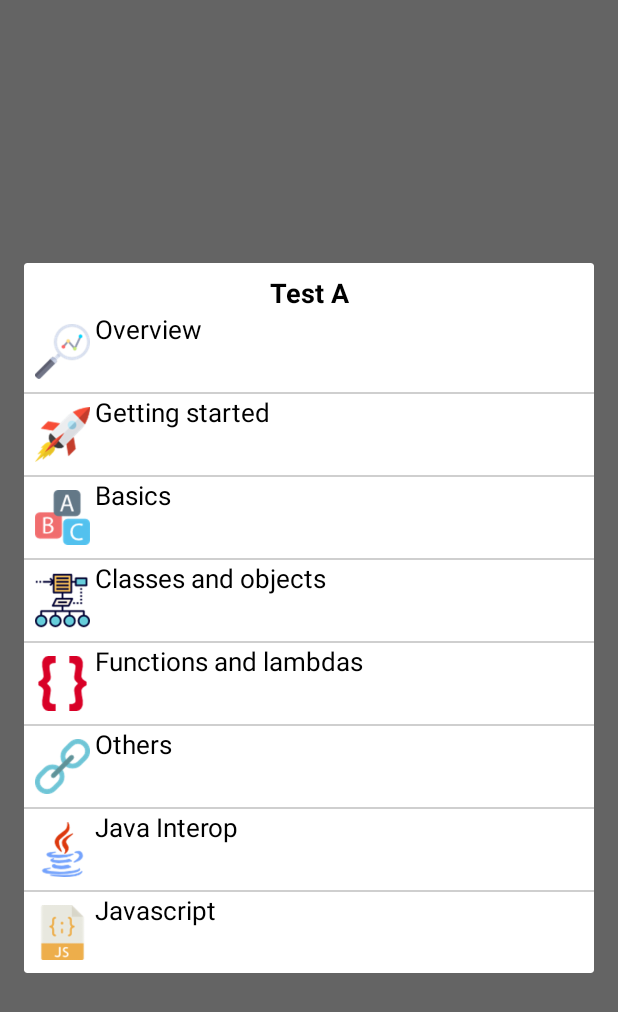
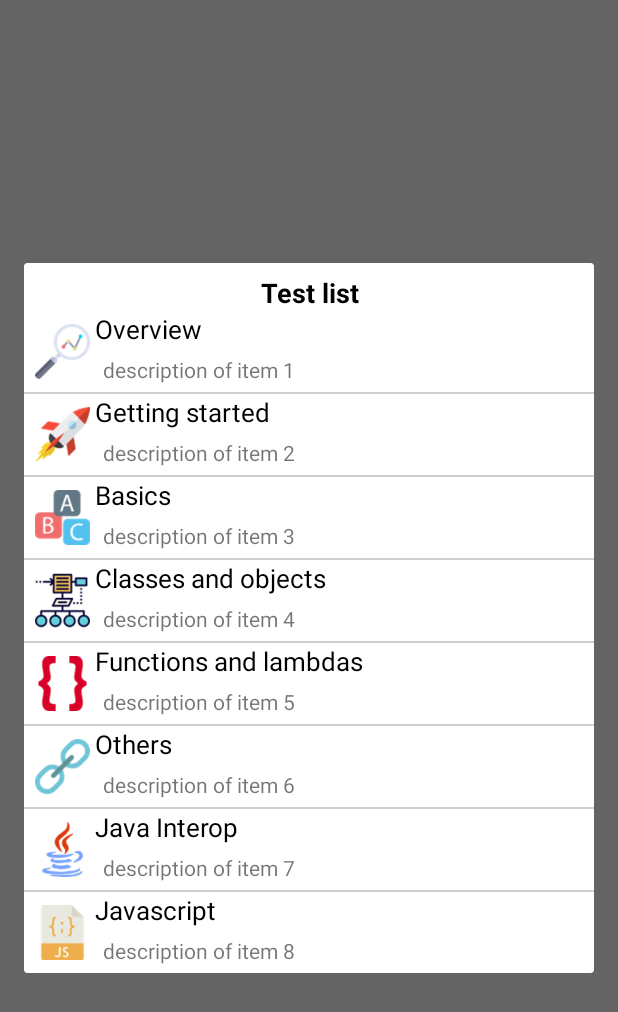
Before and after one commit to AmalH/expandit, an Android app: the screen it shows after launch (MainActivity), after a tap on "DEFAULT EXPANDIT LISTVIEW", on a phone screen of 412 x 824 dp. Shown: the top 1012 px of the screen. Run offline under Robolectric (Android 15) with nearby library versions, the phone set to English and light mode, and no system bars; libraries missing offline, so code that uses them is left out: com.lucasurbas.listitemview; plain views replace ListItemView; 1 statement that could not run was skipped.

Commit message:
library_logic first

```diff
--- a/demo/src/main/java/amalhichri/androidprojects/com/expandit/MainActivity.java
+++ b/demo/src/main/java/amalhichri/androidprojects/com/expandit/MainActivity.java
@@ -4,7 +4,6 @@ import android.annotation.SuppressLint;
 import android.app.Activity;
 import android.os.Bundle;
 import android.support.v7.view.menu.MenuBuilder;
-import android.util.Log;
 import android.view.View;
 
 import java.util.ArrayList;
@@ -16,7 +15,7 @@ import amalhichri.androidprojects.com.techpragmatictheorieslibsexpanditlibrary.E
 public class MainActivity extends Activity {
 
 
-    private ArrayList<String> listItemsTitles;
+    private ArrayList<String> listItemsTitles,defaultListItemsDetails;
     private HashMap<Integer,ArrayList> listData;
     private ArrayList<Integer> listItemsIcons;
     private MenuBuilder myMenu;
@@ -29,6 +28,9 @@ public class MainActivity extends Activity {
 
         listItemsTitles =  new ArrayList<>(Arrays.asList("Overview","Getting started","Basics","Classes and objects","Functions and lambdas"
         ,"Others","Java Interop","Javascript"));
+
+        defaultListItemsDetails =  new ArrayList<>(Arrays.asList("description of item 1","description of item 2","description of item 3","description of item 4","description of item 5"
+                ,"description of item 6","description of item 7","description of item 8"));
 
         listItemsIcons =  new ArrayList<>(Arrays.asList(R.drawable.ic_overview,R.drawable.ic_start,R.drawable.ic_basics,R.drawable.ic_classesobjects
         ,R.drawable.ic_functions,R.drawable.ic_others,R.drawable.ic_java,R.drawable.ic_javascript));
@@ -50,35 +52,47 @@ public class MainActivity extends Activity {
         myMenu = new MenuBuilder(getApplicationContext());
         myMenu.add(R.menu.my_menu);
 
+        /**-------------------------------------- default list  ------------------------------------**/
         (findViewById(R.id.defaultUiBtn)).setOnClickListener(new View.OnClickListener() {
+            @Override
+            public void onClick(View v) {
+                (new ExpanditList(MainActivity.this,"Test list",listItemsTitles,listData,listItemsIcons,myMenu,defaultListItemsDetails)).show();
+            }
+        });
+
+        /**-------------------------------------- custom list 1 ------------------------------------**/
+        (findViewById(R.id.customUiBtn0)).setOnClickListener(new View.OnClickListener() {
             @Override
             public void onClick(View v) {
                 ExpanditList myList = new ExpanditList(MainActivity.this);
                 myList.setTitle("Test A");
                 myList.setListItemsTitles(listItemsTitles);
                 myList.setListItemsIcons(listItemsIcons);
-                myList.setListData(listData);
-                myList.setListItemMenu(myMenu);
+                //myList.setListData(listData);
+                //myList.setListItemMenu(myMenu);
                 myList.show();
-                Log.d("AAA ","A "+myList.getListData().get(1).toString());
+               /* Log.d("AAA ","A "+myList.getListData().get(1).toString());
                 Log.d("Titles ",myList.getListItemsTitles().toString());
                 Log.d("Icons ",myList.getListItemsIcons().toString());
-                Log.d("Title ",myList.getTitle());
+                Log.d("Title ",myList.getTitle());*/
             }
         });
 
+        /**-------------------------------------- custom details 1------------------------------------**/
         (findViewById(R.id.customUiBtn1)).setOnClickListener(new View.OnClickListener() {
             @Override
             public void onClick(View v) {
-             //   (new ExpanditList(MainActivity.this,"Test list",listItemsTitles,listData,listItemsIcons,myMenu,R.layout.custom_item_details_view)).show();
+                (new ExpanditList(MainActivity.this,"Test list",listItemsTitles,listData,listItemsIcons,myMenu,R.layout.custom_item_details_view)).show();
             }
         });
 
+        /**-------------------------------------- custom details 2 ------------------------------------**/
         (findViewById(R.id.customUiBtn2)).setOnClickListener(new View.OnClickListener() {
             @Override
             public void onClick(View v) {
-               // (new ExpanditList(MainActivity.this,"Test list",listItemsTitles,listData,listItemsIcons,myMenu,R.layout.custom_item_details_view2)).show();
+                (new ExpanditList(MainActivity.this,"Test list",listItemsTitles,listData,listItemsIcons,myMenu,R.layout.custom_item_details_view2)).show();
             }
         });
     }
+
 }
--- a/demo/src/main/res/layout/activity_main.xml
+++ b/demo/src/main/res/layout/activity_main.xml
@@ -16,6 +16,11 @@
     <Button
         android:layout_width="wrap_content"
         android:layout_height="wrap_content"
+        android:id="@+id/customUiBtn0"
+        android:text="Expandit listview 0" />
+    <Button
+        android:layout_width="wrap_content"
+        android:layout_height="wrap_content"
         android:id="@+id/customUiBtn1"
         android:text="Expandit listview 1" />
     <Button
--- a/tech.pragmatictheories.libs.expanditlibrary/src/main/java/amalhichri/androidprojects/com/techpragmatictheorieslibsexpanditlibrary/ExpanditList.java
+++ b/tech.pragmatictheories.libs.expanditlibrary/src/main/java/amalhichri/androidprojects/com/techpragmatictheorieslibsexpanditlibrary/ExpanditList.java
@@ -2,6 +2,7 @@ package amalhichri.androidprojects.com.techpragmatictheorieslibsexpanditlibrary;
 
 import android.app.Dialog;
 import android.content.Context;
+import android.support.annotation.NonNull;
 import android.support.v7.view.menu.MenuBuilder;
 import android.widget.ExpandableListView;
 import android.widget.TextView;
@@ -14,66 +15,70 @@ public class ExpanditList extends Dialog {
     private ArrayList<String> listItemsTitles=new ArrayList<>();
     private HashMap<Integer, ArrayList> listData= new HashMap<>();
     private ArrayList<Integer> listItemsIcons = new ArrayList<>();
+    private ArrayList<String> defaultListItemsDetails = new ArrayList<>();
     private MenuBuilder listItemMenu;
     private String title;
-
+    private int customDetailsView;
 
     public ExpanditList(Context context){
         super(context);
         this.setContentView(R.layout.expanditlistview);
-        //((ExpandableListView)this.findViewById(R.id.expandableLvw)).setAdapter(new ExpanditListAdapter(context,listItemsTitles,listData,listItemsIcons,listItemMenu));
         ((ExpandableListView)this.findViewById(R.id.expandableLvw)).setAdapter(new ExpanditListAdapter(context));
     }
 
-    /*public ExpanditList(@NonNull Context context,String title,ArrayList<String> listItemsTitles,HashMap<Integer, ArrayList> listData,ArrayList<Integer> listItemsIcons,MenuBuilder listItemMenu) {
-        super(context);
-        this.listItemsIcons = listItemsIcons;
-        this.listData = listData;
-        this.listItemsIcons = listItemsIcons;
-        this.listItemMenu= listItemMenu;
-        this.setContentView(R.layout.expanditlistview);
-        ((TextView)findViewById(R.id.listTitle)).setText(title);
-        ((ExpandableListView)this.findViewById(R.id.expandableLvw)).setAdapter(new ExpanditListAdapter(context,listItemsTitles,listData,listItemsIcons,listItemMenu));
-    }
-
-    public ExpanditList(@NonNull Context context,String title,ArrayList<String> listItemsTitles,HashMap<Integer, ArrayList> listData,ArrayList<Integer> listItemsIcons,MenuBuilder listItemMenu,int view) {
+    public ExpanditList(@NonNull Context context,String title,ArrayList<String> listItemsTitles,HashMap<Integer, ArrayList> listData,ArrayList<Integer> listItemsIcons,MenuBuilder listItemMenu,int customDetailsView) {
 
         super(context);
         this.listItemsIcons = listItemsIcons;
         this.listData = listData;
         this.listItemsIcons = listItemsIcons;
         this.listItemMenu= listItemMenu;
+        this.customDetailsView= customDetailsView;
         this.setContentView(R.layout.expanditlistview);
         ((TextView)findViewById(R.id.listTitle)).setText(title);
-        ((ExpandableListView)this.findViewById(R.id.expandableLvw)).setAdapter(new ExpanditListAdapter(context,listItemsTitles,listData,listItemsIcons,listItemMenu,view));
-    }*/
+        ((ExpandableListView)this.findViewById(R.id.expandableLvw)).setAdapter(new ExpanditListAdapter(context,listItemsTitles,listData,listItemsIcons,listItemMenu,customDetailsView));
+    }
+
+    public ExpanditList(@NonNull Context context,String title,ArrayList<String> listItemsTitles,HashMap<Integer, ArrayList> listData,ArrayList<Integer> listItemsIcons,MenuBuilder listItemMenu,ArrayList<String> defaultListItemsDetails) {
+
+        super(context);
+        this.listItemsIcons = listItemsIcons;
+        this.listData = listData;
+        this.listItemsIcons = listItemsIcons;
+        this.listItemMenu= listItemMenu;
+        this.defaultListItemsDetails= defaultListItemsDetails;
+        this.setContentView(R.layout.expanditlistview);
+        ((TextView)findViewById(R.id.listTitle)).setText(title);
+        ((ExpandableListView)this.findViewById(R.id.expandableLvw)).setAdapter(new ExpanditListAdapter(context,listItemsTitles,listData,listItemsIcons,listItemMenu,defaultListItemsDetails));
+    }
+
 
     public void setListItemMenu(MenuBuilder listItemMenu) {
         this.listItemMenu = listItemMenu;
-        ((ExpandableListView)this.findViewById(R.id.expandableLvw)).setAdapter(new ExpanditListAdapter(getContext(),listItemsTitles,listData,listItemsIcons,listItemMenu));
+        ((ExpandableListView)this.findViewById(R.id.expandableLvw)).setAdapter(new ExpanditListAdapter(getContext(),listItemsTitles,listData,listItemsIcons,listItemMenu,0));
     }
 
     public void setListItemsTitles(ArrayList<String> listItemsTitles) {
         this.listItemsTitles = listItemsTitles;
-        ((ExpandableListView)this.findViewById(R.id.expandableLvw)).setAdapter(new ExpanditListAdapter(getContext(),listItemsTitles,listData,listItemsIcons,listItemMenu));
+        ((ExpandableListView)this.findViewById(R.id.expandableLvw)).setAdapter(new ExpanditListAdapter(getContext(),listItemsTitles,listData,listItemsIcons,listItemMenu,0));
         // ( (BaseExpandableListAdapter)((ExpandableListView)this.findViewById(R.id.expandableLvw)).getExpandableListAdapter()).notifyDataSetChanged();
     }
 
     public void setListData(HashMap<Integer, ArrayList> listData) {
         this.listData = listData;
-        ((ExpandableListView)this.findViewById(R.id.expandableLvw)).setAdapter(new ExpanditListAdapter(getContext(),listItemsTitles,listData,listItemsIcons,listItemMenu));
+        ((ExpandableListView)this.findViewById(R.id.expandableLvw)).setAdapter(new ExpanditListAdapter(getContext(),listItemsTitles,listData,listItemsIcons,listItemMenu,0));
 
     }
 
     public void setListItemsIcons(ArrayList<Integer> listItemsIcons) {
         this.listItemsIcons = listItemsIcons;
-        ((ExpandableListView)this.findViewById(R.id.expandableLvw)).setAdapter(new ExpanditListAdapter(getContext(),listItemsTitles,listData,listItemsIcons,listItemMenu));
+        ((ExpandableListView)this.findViewById(R.id.expandableLvw)).setAdapter(new ExpanditListAdapter(getContext(),listItemsTitles,listData,listItemsIcons,listItemMenu,0));
     }
 
     public void setTitle(String title) {
         this.title = title;
         ((TextView)findViewById(R.id.listTitle)).setText(title);
-        ((ExpandableListView)this.findViewById(R.id.expandableLvw)).setAdapter(new ExpanditListAdapter(getContext(),listItemsTitles,listData,listItemsIcons,listItemMenu));
+        ((ExpandableListView)this.findViewById(R.id.expandableLvw)).setAdapter(new ExpanditListAdapter(getContext(),listItemsTitles,listData,listItemsIcons,listItemMenu,0));
         //  ( (BaseExpandableListAdapter)((ExpandableListView)this.findViewById(R.id.expandableLvw)).getExpandableListAdapter()).notifyDataSetChanged();
 }
 
--- a/tech.pragmatictheories.libs.expanditlibrary/src/main/java/amalhichri/androidprojects/com/techpragmatictheorieslibsexpanditlibrary/ExpanditListAdapter.java
+++ b/tech.pragmatictheories.libs.expanditlibrary/src/main/java/amalhichri/androidprojects/com/techpragmatictheorieslibsexpanditlibrary/ExpanditListAdapter.java
@@ -25,6 +25,7 @@ public class ExpanditListAdapter extends BaseExpandableListAdapter {
     private List listItemsTitles;
     private HashMap<Integer, ArrayList> listData;
     private ArrayList<Integer> listItemsIcons;
+    private ArrayList<String> defaultListItemsDetails;
     private MenuBuilder listItemMenu;
     private int customItemDetailsView=0;
     private int  itemIcon;
@@ -33,13 +34,6 @@ public class ExpanditListAdapter extends BaseExpandableListAdapter {
         this.context = context;
     }
 
-    public ExpanditListAdapter(Context context,List listItemsTitles, HashMap<Integer, ArrayList> listData, ArrayList<Integer> listItemsIcons,MenuBuilder listItemMenu) {
-        this.context = context;
-        this.listItemsTitles = listItemsTitles;
-        this.listData= listData;
-        this.listItemsIcons= listItemsIcons;
-        this.listItemMenu= listItemMenu;
-    }
 
     public ExpanditListAdapter(Context context,List listItemsTitles, HashMap<Integer, ArrayList> listData, ArrayList<Integer> listItemsIcons,MenuBuilder listItemMenu,int customItemDetailsView) {
         this.context = context;
@@ -48,6 +42,15 @@ public class ExpanditListAdapter extends BaseExpandableListAdapter {
         this.listItemsIcons= listItemsIcons;
         this.listItemMenu= listItemMenu;
         this.customItemDetailsView = customItemDetailsView;
+    }
+
+    public ExpanditListAdapter(Context context,List listItemsTitles, HashMap<Integer, ArrayList> listData, ArrayList<Integer> listItemsIcons,MenuBuilder listItemMenu,ArrayList<String> defadefaultListItemsDetails) {
+        this.context = context;
+        this.listItemsTitles = listItemsTitles;
+        this.listData= listData;
+        this.listItemsIcons= listItemsIcons;
+        this.listItemMenu= listItemMenu;
+        this.defaultListItemsDetails = defadefaultListItemsDetails;
     }
 
     @Override
@@ -111,6 +114,8 @@ public class ExpanditListAdapter extends BaseExpandableListAdapter {
         if (convertView == null && customItemDetailsView==0){
                 convertView = ((LayoutInflater) this.context.getSystemService(Context.LAYOUT_INFLATER_SERVICE)).inflate(R.layout.list_item, null);
                 ((TextView) convertView.findViewById(R.id.listTitle_text)).setText(title);
+                if (defaultListItemsDetails!=null)
+                    ((TextView) convertView.findViewById(R.id.itemDetails)).setText(defaultListItemsDetails.get(groupPosition));
                 ((ImageView)convertView.findViewById(R.id.itemIcon)).setImageResource(itemIcon);
                 if(listItemMenu!=null)
                     ((ListItemView) convertView. findViewById(R.id.listItemMenu)).setMenu(listItemMenu);
```
